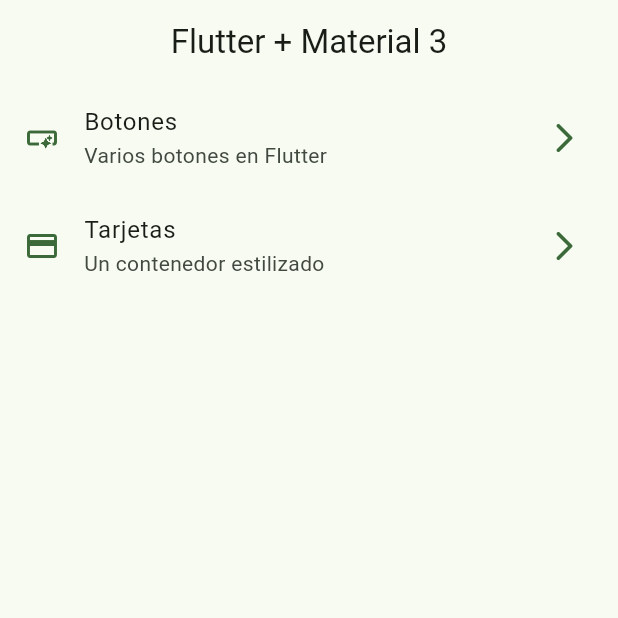
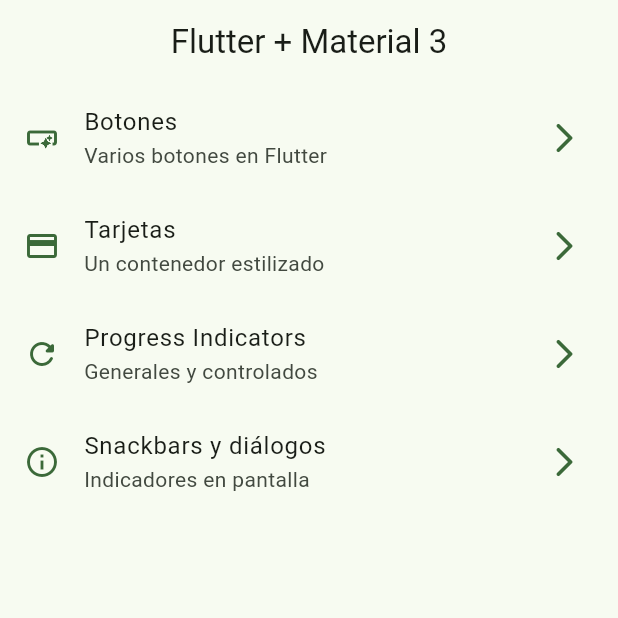
Before and after one commit to AlejandroMira77/widgets_app, a Flutter app: the screen it shows after launch, on a phone screen of 412 x 824 dp, the top half of it. Run offline on Flutter 3.47's test engine with Material 3 defaults, Android fonts, the phone set to English and light mode, and no system bars; our stand-ins replace go_router.

Commit message:
snackbars y progress indicators terminados

```diff
--- a/lib/config/menu/menu_items.dart
+++ b/lib/config/menu/menu_items.dart
@@ -27,5 +27,17 @@ const appMenuItems = <MenuItem>[
     subtitle: 'Un contenedor estilizado',
     link: '/cards',
     icon: Icons.credit_card
+  ),
+  MenuItem(
+    title: 'Progress Indicators',
+    subtitle: 'Generales y controlados',
+    link: '/progress',
+    icon: Icons.refresh_rounded
+  ),
+  MenuItem(
+    title: 'Snackbars y diálogos',
+    subtitle: 'Indicadores en pantalla',
+    link: '/snackbars',
+    icon: Icons.info_outline
   )
 ];
--- a/lib/config/router/app_router.dart
+++ b/lib/config/router/app_router.dart
@@ -19,5 +19,15 @@ final appRouter = GoRouter(
       name: CardsScreen.name,
       builder: (context, state) => const CardsScreen(),
     ),
+    GoRoute(
+      path: '/progress',
+      name: ProgressScreen.name,
+      builder: (context, state) => const ProgressScreen(),
+    ),
+    GoRoute(
+      path: '/snackbars',
+      name: SnackbarScreen.name,
+      builder: (context, state) => const SnackbarScreen(),
+    ),
   ]
 );
--- a/lib/main.dart
+++ b/lib/main.dart
@@ -12,6 +12,7 @@ class MainApp extends StatelessWidget {
   @override
   Widget build(BuildContext context) {
     return MaterialApp.router(
+      title: 'Flutter Widgets',
       routerConfig: appRouter,
       debugShowCheckedModeBanner: false,
       theme: AppTheme(selectedColor: 2).getTheme(),
```
Also changed, not shown: lib/presentation/screens/progress_screen.dart (+59 -1 lines), lib/presentation/screens/snackbar_screen.dart (+67 -1 lines). Lines whose indentation alone changed are shown as unchanged.
